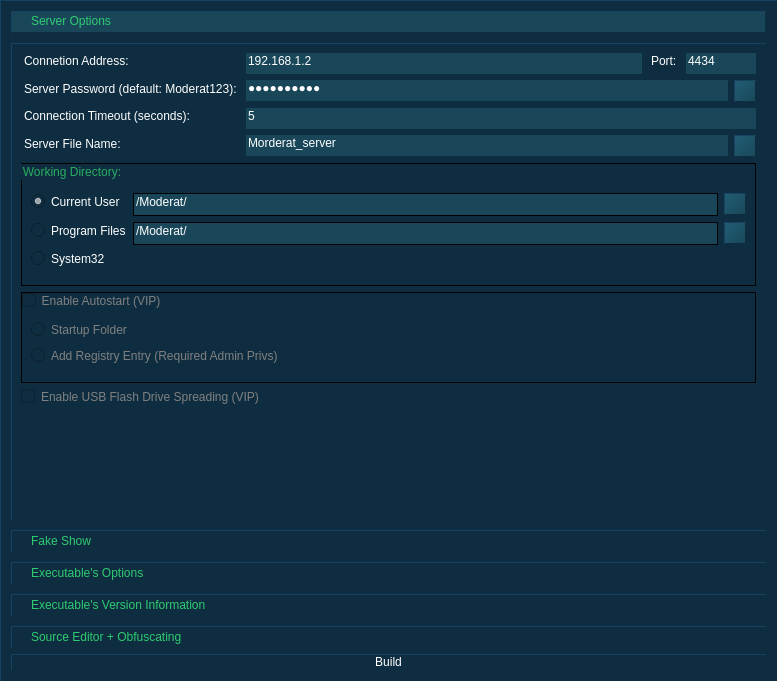
First picture: the form in source/builder/builder-ui.ui, repository 5l1v3r1/Moderat, before the edit.
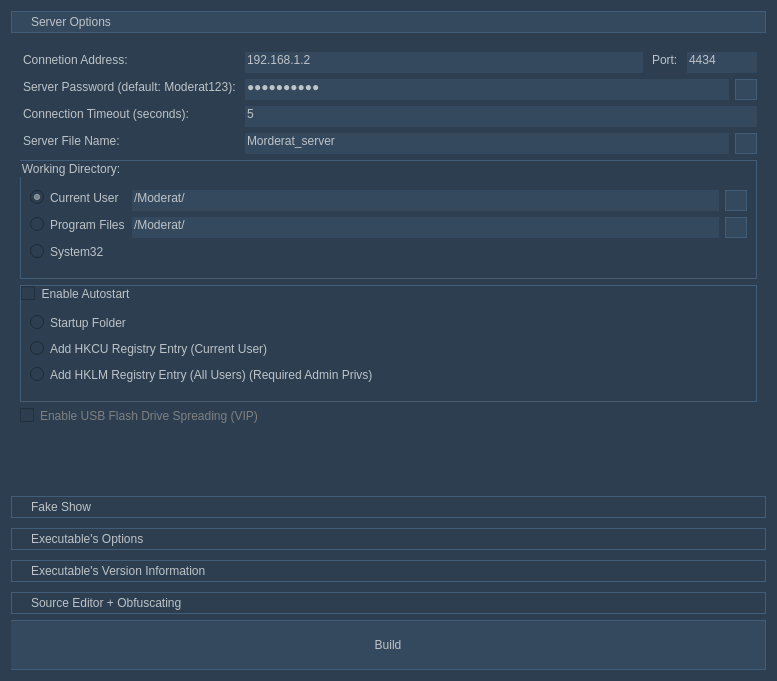
Second picture: the form after the edit. Icons and pictures are not drawn.

```diff
--- a/source/builder/builder-ui.ui
+++ b/source/builder/builder-ui.ui
@@ -14,15 +14,31 @@
    <string>Form</string>
   </property>
   <property name="styleSheet">
-   <string notr="true">background-color: #0F2D40;
-color: white;
-font: 10pt &quot;MS Shell Dlg 2&quot;;
-border: 1px outset;
-border-color: #0F2D40;</string>
+   <string notr="true">background-color: #2c3e50;
+color: #bdc3c7;</string>
   </property>
   <layout class="QGridLayout" name="gridLayout">
    <item row="1" column="0">
-    <widget class="QPushButton" name="pushButton">
+    <widget class="QPushButton" name="buildButton">
+     <property name="minimumSize">
+      <size>
+       <width>0</width>
+       <height>50</height>
+      </size>
+     </property>
+     <property name="styleSheet">
+      <string notr="true">QPushButton#buildButton {
+			border: 1px ridge;
+            border-color: #2c3e50;
+			padding: 2px;
+            background-color: #34495e;
+			border-left: none;
+            }
+
+QPushButton#buildButton:pressed {
+            background-color: #2c3e50;
+            }</string>
+     </property>
      <property name="text">
       <string>Build</string>
      </property>
@@ -32,25 +48,22 @@
     <widget class="QToolBox" name="toolBox">
      <property name="styleSheet">
       <string notr="true"> QToolBox::tab {
-  background: #0F2D40;
   padding-left: 15px;
-  color: #2ecc71;
-  font: 11pt &quot;MS Shell Dlg 2&quot;;
-  border: 1px outset;
-  border-color: #0F2D40;
+  width: 110%;
+  border: 1px ridge;
+  border-color: #2c3e50;
+  color: 
  }
 
  QToolBox::tab:selected {
-   background-color: #194759;
-   padding-top: -2px;
+   background: #34495e;
  }
 
  QToolBox::panel {
-   background-color: #194759;
+   background-color: #2c3e50;
  }
 
  QToolBox{
-  border: none;
 }</string>
      </property>
      <property name="currentIndex">
@@ -64,8 +77,8 @@
        <rect>
         <x>0</x>
         <y>0</y>
-        <width>757</width>
-        <height>467</height>
+        <width>759</width>
+        <height>449</height>
        </rect>
       </property>
       <property name="styleSheet">
@@ -83,8 +96,8 @@
        <item row="4" column="0" colspan="2">
         <widget class="QGroupBox" name="groupBox_2">
          <property name="styleSheet">
-          <string notr="true">border: 1px solid;
-color: #27ae60;</string>
+          <string notr="true">border: 1px ridge;
+            border-color: #2c3e50;</string>
          </property>
          <property name="title">
           <string>Working Directory:</string>
@@ -112,8 +125,7 @@
           <item row="3" column="0">
            <widget class="QRadioButton" name="radioButton_5">
             <property name="styleSheet">
-             <string notr="true">border: none;
-color: white;</string>
+             <string notr="true">border: none;</string>
             </property>
             <property name="text">
              <string>Program Files</string>
@@ -123,8 +135,7 @@
           <item row="1" column="0">
            <widget class="QRadioButton" name="radioButton_3">
             <property name="styleSheet">
-             <string notr="true">border: none;
-color: white;</string>
+             <string notr="true">border: none;</string>
             </property>
             <property name="text">
              <string>Current User</string>
@@ -137,8 +148,7 @@
           <item row="3" column="2">
            <widget class="QLineEdit" name="lineEdit_3">
             <property name="styleSheet">
-             <string notr="true">background-color: #194759;
-color: white;</string>
+             <string notr="true">background-color: #34495e; border: none;</string>
             </property>
             <property name="text">
              <string>/Moderat/</string>
@@ -148,8 +158,7 @@
           <item row="1" column="2">
            <widget class="QLineEdit" name="lineEdit">
             <property name="styleSheet">
-             <string notr="true">background-color: #194759;
-color: white;</string>
+             <string notr="true">background-color: #34495e; border: none;</string>
             </property>
             <property name="text">
              <string>/Moderat/</string>
@@ -166,12 +175,10 @@
             </property>
             <property name="styleSheet">
              <string notr="true">QPushButton#generateRandomFolderButton {
-            background: #194759;
-            border: 1px outset;
-            border-color: #0F2D40;
-            text-decoration: none;
-			padding: none;
-            background-color: qlineargradient(spread:pad, x1:1, y1:1, x2:0, y2:0, stop:0 #194759, stop:1 #225E75);
+			border: 1px ridge;
+            border-color: #2c3e50;
+			padding: 2px;
+            background-color: #34495e;
             }
 
 QPushButton#generateRandomFolderButton:pressed {
@@ -188,6 +195,12 @@
              <iconset resource="builder-res.qrc">
               <normaloff>:/icons/assets/refresh.png</normaloff>:/icons/assets/refresh.png</iconset>
             </property>
+            <property name="iconSize">
+             <size>
+              <width>16</width>
+              <height>16</height>
+             </size>
+            </property>
            </widget>
           </item>
           <item row="3" column="3">
@@ -200,12 +213,10 @@
             </property>
             <property name="styleSheet">
              <string notr="true">QPushButton#generateRandomFolderButton2 {
-            background: #194759;
-            border: 1px outset;
-            border-color: #0F2D40;
-            text-decoration: none;
-			padding: none;
-            background-color: qlineargradient(spread:pad, x1:1, y1:1, x2:0, y2:0, stop:0 #194759, stop:1 #225E75);
+			border: 1px ridge;
+            border-color: #2c3e50;
+			padding: 2px;
+            background-color: #34495e;
             }
 
 QPushButton#generateRandomFolderButton2:pressed {
@@ -227,8 +238,7 @@
           <item row="4" column="0">
            <widget class="QRadioButton" name="radioButton_4">
             <property name="styleSheet">
-             <string notr="true">border: none;
-color: white;</string>
+             <string notr="true">border: none;</string>
             </property>
             <property name="text">
              <string>System32</string>
@@ -244,11 +254,11 @@
           <bool>false</bool>
          </property>
          <property name="styleSheet">
-          <string notr="true">color: grey;
-border: 1px solid;</string>
+          <string notr="true">border: 1px ridge;
+            border-color: #2c3e50;</string>
          </property>
          <property name="title">
-          <string>Enable Autostart (VIP)</string>
+          <string>Enable Autostart</string>
          </property>
          <property name="flat">
           <bool>true</bool>
@@ -259,17 +269,7 @@
          <property name="checked">
           <bool>false</bool>
          </property>
-         <layout class="QGridLayout" name="gridLayout_3" rowstretch="0,0,0,0">
-          <item row="3" column="0">
-           <widget class="QRadioButton" name="radioButton_2">
-            <property name="styleSheet">
-             <string notr="true">border: none;</string>
-            </property>
-            <property name="text">
-             <string>Add Registry Entry (Required Admin Privs)</string>
-            </property>
-           </widget>
-          </item>
+         <layout class="QGridLayout" name="gridLayout_3" rowstretch="0,0,0,0,0">
           <item row="1" column="0">
            <widget class="QRadioButton" name="radioButton">
             <property name="styleSheet">
@@ -296,6 +296,26 @@
             </property>
            </spacer>
           </item>
+          <item row="4" column="0">
+           <widget class="QRadioButton" name="radioButton_2">
+            <property name="styleSheet">
+             <string notr="true">border: none;</string>
+            </property>
+            <property name="text">
+             <string>Add HKLM Registry Entry (All Users) (Required Admin Privs)</string>
+            </property>
+           </widget>
+          </item>
+          <item row="2" column="0">
+           <widget class="QRadioButton" name="radioButton_6">
+            <property name="styleSheet">
+             <string notr="true">border: none;</string>
+            </property>
+            <property name="text">
+             <string>Add HKCU Registry Entry (Current User)</string>
+            </property>
+           </widget>
+          </item>
          </layout>
         </widget>
        </item>
@@ -341,7 +361,7 @@
          <item>
           <widget class="QLineEdit" name="clientAdressLine">
            <property name="styleSheet">
-            <string notr="true">background-color: #194759;</string>
+            <string notr="true">background-color: #34495e;</string>
            </property>
            <property name="text">
             <string>192.168.1.2</string>
@@ -370,7 +390,7 @@
             </size>
            </property>
            <property name="styleSheet">
-            <string notr="true">background-color: #194759;</string>
+            <string notr="true">background-color: #34495e;</string>
            </property>
            <property name="text">
             <string>4434</string>
@@ -384,7 +404,7 @@
          <item>
           <widget class="QLineEdit" name="lineEdit_2">
            <property name="styleSheet">
-            <string notr="true">background-color: #194759;</string>
+            <string notr="true">background-color: #34495e;</string>
            </property>
            <property name="text">
             <string>Morderat_server</string>
@@ -401,12 +421,10 @@
            </property>
            <property name="styleSheet">
             <string notr="true">QPushButton#generateRandomNameButton {
-            background: #194759;
-            border: 1px outset;
-            border-color: #0F2D40;
-            text-decoration: none;
-			padding: none;
-            background-color: qlineargradient(spread:pad, x1:1, y1:1, x2:0, y2:0, stop:0 #194759, stop:1 #225E75);
+			border: 1px ridge;
+            border-color: #2c3e50;
+			padding: 2px;
+            background-color: #34495e;
             }
 
 QPushButton#generateRandomNameButton:pressed {
@@ -439,7 +457,7 @@
          <item>
           <widget class="QLineEdit" name="serverPasswordLine">
            <property name="styleSheet">
-            <string notr="true">background-color: #194759;</string>
+            <string notr="true">background-color: #34495e;</string>
            </property>
            <property name="text">
             <string>Moderat123</string>
@@ -459,19 +477,15 @@
            </property>
            <property name="styleSheet">
             <string notr="true">QPushButton#showPasswordButton {
-            background: #194759;
-            border: 1px outset;
-            border-color: #0F2D40;
-			padding: none;
-            text-decoration: none;
-            background-color: qlineargradient(spread:pad, x1:1, y1:1, x2:0, y2:0, stop:0 #194759, stop:1 #225E75);
+			border: 1px ridge;
+            border-color: #2c3e50;
+			padding: 2px;
+            background-color: #34495e;
             }
 
-QPushButton#showPasswordButton:pressed {
-            background: #0B202E;
-            color: grey;
-            border: 1px outset;
-            border-color: #0B202E;
+QPushButton#showPasswordButton:checked {
+			border-color: #27ae60;
+            background-color: #2c3e50;
             }</string>
            </property>
            <property name="text">
@@ -487,6 +501,9 @@
              <height>18</height>
             </size>
            </property>
+           <property name="checkable">
+            <bool>true</bool>
+           </property>
           </widget>
          </item>
         </layout>
@@ -494,14 +511,14 @@
        <item row="2" column="1">
         <widget class="QLineEdit" name="connectionTimeoutLine">
          <property name="styleSheet">
-          <string notr="true">background-color: #194759;</string>
+          <string notr="true">background-color: #34495e;</string>
          </property>
          <property name="text">
           <string>5</string>
          </property>
         </widget>
        </item>
-       <item row="7" column="0">
+       <item row="7" column="0" colspan="2">
         <spacer name="verticalSpacer_2">
          <property name="orientation">
           <enum>Qt::Vertical</enum>
```
Left out of the diff: 31 changed lines with no effect on the pictures.
